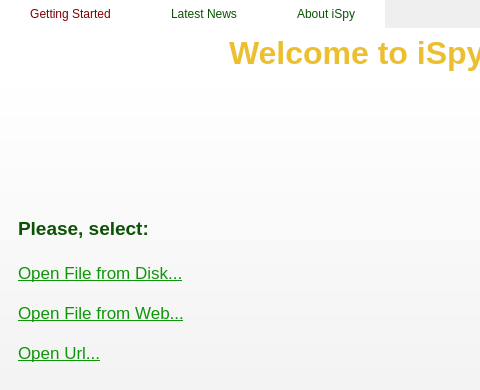
Old version of the form Iguana/QtGUI/src/ISpySplashScreen.ui in the repository cms-outreach/ispy; both pictures show x 0 to 480 and y 0 to 390 of the 892 by 582 pixel window.
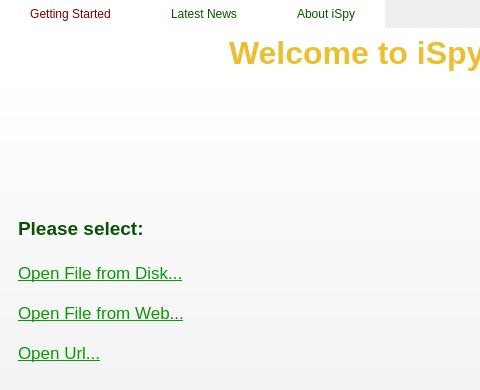
New version of the form. Icons and pictures are not drawn.

Commit message: Remove "," after please.

What changed in the file:
```diff
--- a/Iguana/QtGUI/src/ISpySplashScreen.ui
+++ b/Iguana/QtGUI/src/ISpySplashScreen.ui
@@ -181,7 +181,7 @@
 &lt;p style=&quot;-qt-paragraph-type:empty; margin-top:0px; margin-bottom:0px; margin-left:0px; margin-right:0px; -qt-block-indent:0; text-indent:0px; font-size:14pt; font-weight:600; color:#0a5204;&quot;&gt;&lt;/p&gt;
 &lt;p style=&quot;-qt-paragraph-type:empty; margin-top:0px; margin-bottom:0px; margin-left:0px; margin-right:0px; -qt-block-indent:0; text-indent:0px; font-size:14pt; font-weight:600; color:#0a5204;&quot;&gt;&lt;/p&gt;
 &lt;p style=&quot;-qt-paragraph-type:empty; margin-top:0px; margin-bottom:0px; margin-left:0px; margin-right:0px; -qt-block-indent:0; text-indent:0px; font-size:14pt; font-weight:600; color:#0a5204;&quot;&gt;&lt;/p&gt;
-&lt;p style=&quot; margin-top:0px; margin-bottom:0px; margin-left:0px; margin-right:0px; -qt-block-indent:0; text-indent:0px;&quot;&gt;&lt;span style=&quot; font-size:14pt; font-weight:600; color:#0a5204;&quot;&gt;Please, select:&lt;/span&gt;&lt;/p&gt;
+&lt;p style=&quot; margin-top:0px; margin-bottom:0px; margin-left:0px; margin-right:0px; -qt-block-indent:0; text-indent:0px;&quot;&gt;&lt;span style=&quot; font-size:14pt; font-weight:600; color:#0a5204;&quot;&gt;Please select:&lt;/span&gt;&lt;/p&gt;
 &lt;p style=&quot;-qt-paragraph-type:empty; margin-top:0px; margin-bottom:0px; margin-left:0px; margin-right:0px; -qt-block-indent:0; text-indent:0px; font-size:14pt; font-weight:600; text-decoration: underline; color:#0a5204;&quot;&gt;&lt;/p&gt;
 &lt;p style=&quot; margin-top:0px; margin-bottom:0px; margin-left:0px; margin-right:0px; -qt-block-indent:0; text-indent:0px;&quot;&gt;&lt;a href=&quot;OpenFile&quot;&gt;&lt;span style=&quot; text-decoration: underline; color:#0f9509;&quot;&gt;Open File from Disk...&lt;/span&gt;&lt;/a&gt;&lt;/p&gt;
 &lt;p style=&quot;-qt-paragraph-type:empty; margin-top:0px; margin-bottom:0px; margin-left:0px; margin-right:0px; -qt-block-indent:0; text-indent:0px; text-decoration: underline; color:#0f9509;&quot;&gt;&lt;/p&gt;
```
